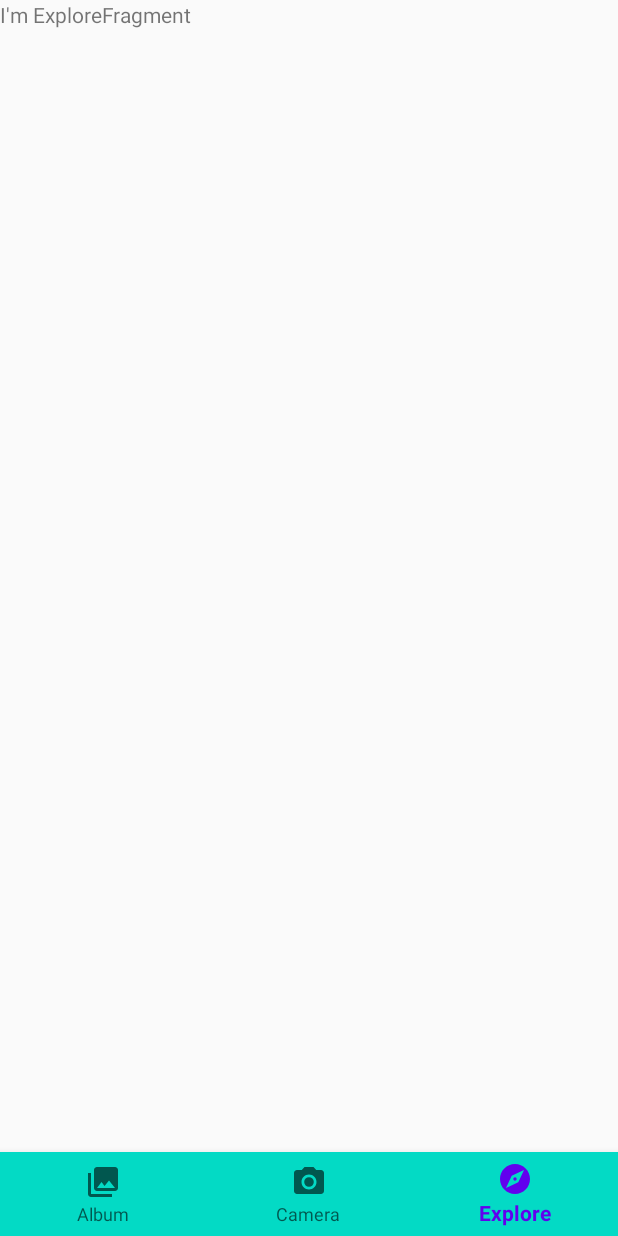
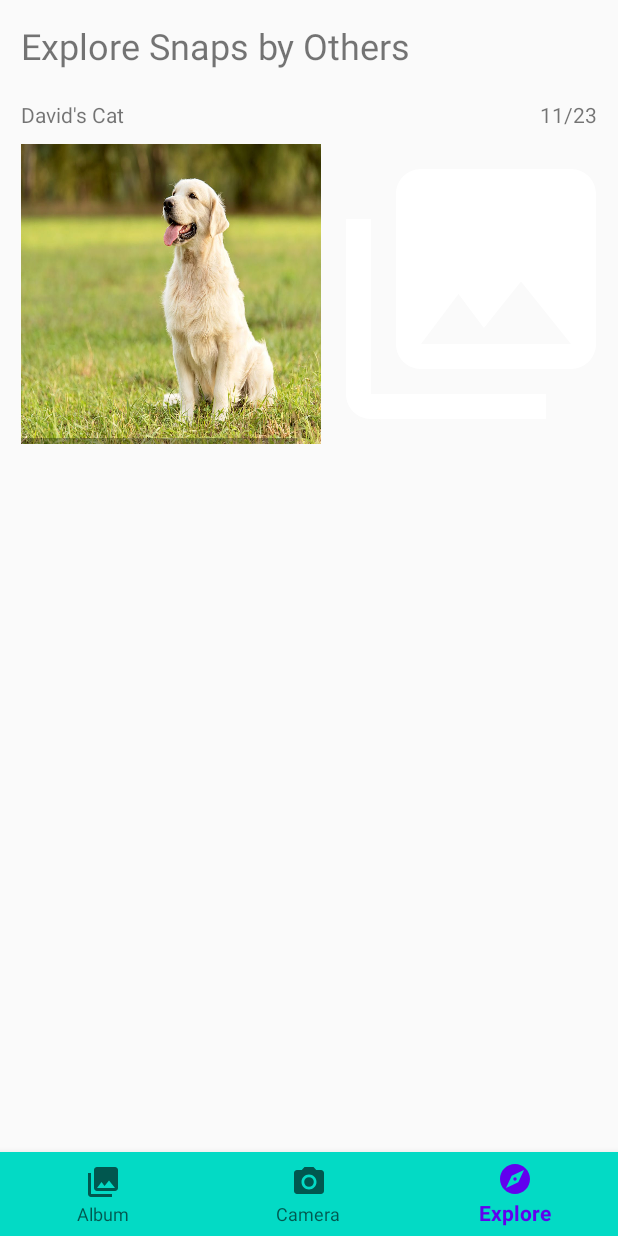
Before and after one commit to seungho0106/snappie, an Android app: the ExploreFragment screen opened through its navigation route, on a phone screen of 412 x 824 dp. Run offline under Robolectric (Android 15) with nearby library versions, the phone set to English and light mode, and no system bars; our stand-ins replace Firebase (no records; nobody signed in at launch, a user with empty details on screens opened directly), navigation-ui.

Commit message:
Setup firebase and image uploading function

```diff
--- a/app/build.gradle
+++ b/app/build.gradle
@@ -1,5 +1,6 @@
 apply plugin: 'com.android.application'
 apply plugin: "androidx.navigation.safeargs"
+apply plugin: 'com.google.gms.google-services'
 
 android {
     compileSdkVersion 30
@@ -39,6 +40,8 @@ dependencies {
     implementation 'androidx.appcompat:appcompat:1.2.0'
     implementation 'androidx.constraintlayout:constraintlayout:2.0.4'
     implementation 'com.google.android.material:material:1.2.1'
+    implementation 'com.google.firebase:firebase-storage:19.2.0'
+    implementation 'com.google.firebase:firebase-auth:20.0.1'
     testImplementation 'junit:junit:4.13.1'
     androidTestImplementation 'androidx.test.ext:junit:1.1.2'
     androidTestImplementation 'androidx.test.espresso:espresso-core:3.3.0'
--- a/app/src/main/res/layout/fragment_explore.xml
+++ b/app/src/main/res/layout/fragment_explore.xml
@@ -1,14 +1,94 @@
 <?xml version="1.0" encoding="utf-8"?>
-<FrameLayout xmlns:android="http://schemas.android.com/apk/res/android"
+<ScrollView xmlns:android="http://schemas.android.com/apk/res/android"
+    xmlns:app="http://schemas.android.com/apk/res-auto"
     xmlns:tools="http://schemas.android.com/tools"
     android:layout_width="match_parent"
     android:layout_height="match_parent"
-    tools:context=".ExploreFragment">
+    tools:context="ExploreFragment">
 
-    <!-- TODO: Update blank fragment layout -->
-    <TextView
-        android:layout_width="match_parent"
-        android:layout_height="match_parent"
-        android:text="I'm ExploreFragment" />
+    <LinearLayout
+        android:layout_width="wrap_content"
+        android:layout_height="wrap_content"
+        android:clipToPadding="false"
+        android:orientation="vertical"
+        android:padding="14dp">
 
-</FrameLayout>
+        <TextView
+            android:id="@+id/textViewExploreTitle"
+            android:layout_width="match_parent"
+            android:layout_height="wrap_content"
+            android:text="Explore Snaps by Others"
+            android:textSize="24sp" />
+
+        <LinearLayout
+            android:layout_width="match_parent"
+            android:layout_height="match_parent"
+            android:layout_marginTop="20dp"
+            android:layout_marginBottom="10dp"
+            android:orientation="horizontal">
+
+            <TextView
+                android:id="@+id/textView"
+                android:layout_width="220dp"
+                android:layout_height="wrap_content"
+                android:text="David's Cat" />
+
+            <TextView
+                android:id="@+id/textView2"
+                android:layout_width="match_parent"
+                android:layout_height="wrap_content"
+                android:text="11/23"
+                android:textAlignment="textEnd" />
+        </LinearLayout>
+
+        <HorizontalScrollView
+            android:layout_width="match_parent"
+            android:layout_height="match_parent">
+
+            <LinearLayout
+                android:layout_width="wrap_content"
+                android:layout_height="match_parent"
+                android:orientation="horizontal">
+
+                <ImageView
+                    android:id="@+id/imageViewTest"
+                    android:layout_width="200dp"
+                    android:layout_height="200dp"
+                    android:layout_weight="1"
+                    android:contentDescription="@null"
+                    android:scaleType="fitXY"
+                    app:srcCompat="@drawable/dog1" />
+
+                <ImageView
+                    android:id="@+id/p2"
+                    android:layout_width="200dp"
+                    android:layout_height="200dp"
+                    android:layout_weight="1"
+                    android:contentDescription="@null"
+                    android:scaleType="fitXY"
+                    app:srcCompat="@drawable/ic_photo_library_black_24dp" />
+
+                <ImageView
+                    android:id="@+id/p3"
+                    android:layout_width="200dp"
+                    android:layout_height="200dp"
+                    android:layout_weight="1"
+                    android:contentDescription="@null"
+                    android:scaleType="fitXY"
+                    app:srcCompat="@drawable/ic_photo_library_black_24dp" />
+
+                <ImageView
+                    android:id="@+id/p4"
+                    android:layout_width="200dp"
+                    android:layout_height="200dp"
+                    android:contentDescription="@null"
+                    android:scaleType="fitXY"
+                    app:srcCompat="@drawable/ic_photo_library_black_24dp" />
+
+            </LinearLayout>
+        </HorizontalScrollView>
+
+
+    </LinearLayout>
+
+</ScrollView>
--- a/build.gradle
+++ b/build.gradle
@@ -5,6 +5,7 @@ buildscript {
         jcenter()
     }
     dependencies {
+        classpath 'com.google.gms:google-services:4.3.4'
         def nav_version = "2.3.1"
         classpath "com.android.tools.build:gradle:4.0.2"
         classpath "androidx.navigation:navigation-safe-args-gradle-plugin:$nav_version"
```
Also changed, not shown: app/src/main/java/ca/bcit/comp3717/snappie/ExploreFragment.java (+71 -1 lines), app/src/main/res/drawable-v24/dog1.png (added), 1 other file.
